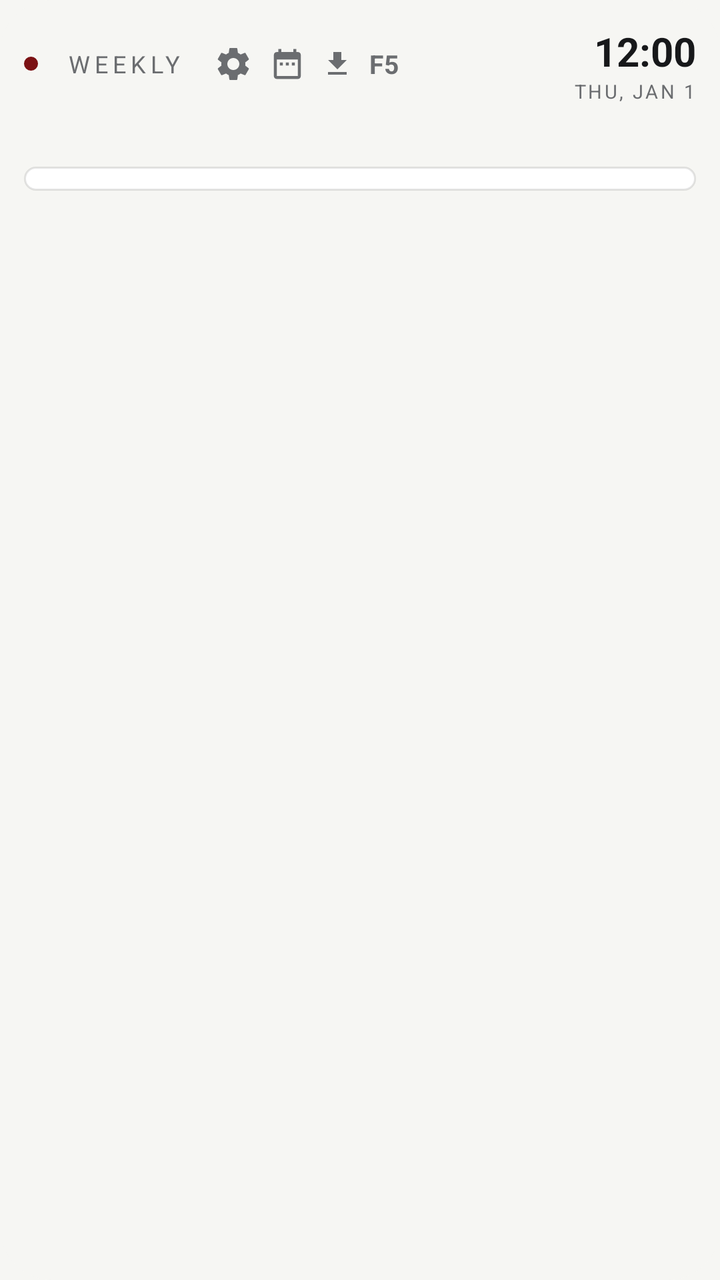
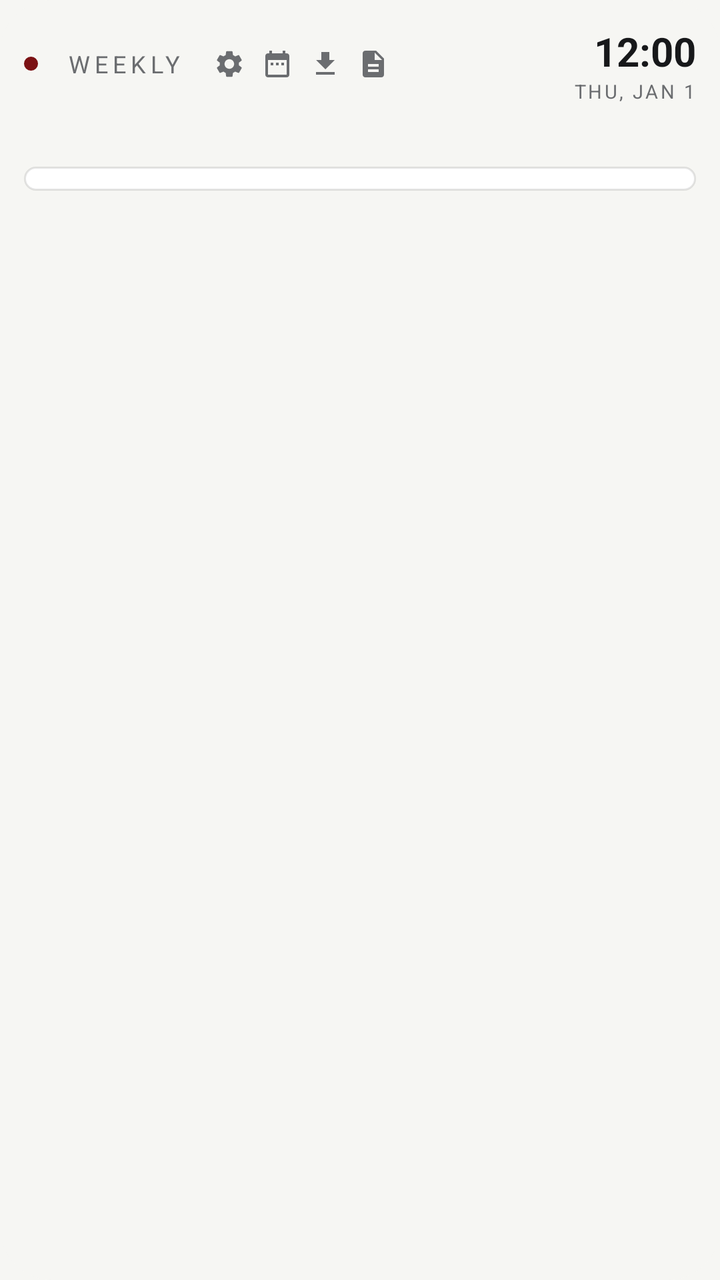

Compare the two renders of this Android layout. The source of the first and the diff that turns it into the second are given below.
<!-- AndroidManifest.xml: application theme Theme.CRSScheduler.GE -->
<!-- res/layout/week_widget_expanded_ge.xml -->
<?xml version="1.0" encoding="utf-8"?>
<FrameLayout xmlns:android="http://schemas.android.com/apk/res/android"
    android:layout_width="match_parent"
    android:layout_height="match_parent"
    android:background="@drawable/widget_bg_ge"
    android:clipToOutline="true">

    <LinearLayout
        android:layout_width="match_parent"
        android:layout_height="wrap_content"
        android:orientation="vertical"
        android:paddingStart="12dp"
        android:paddingTop="12dp"
        android:paddingEnd="12dp"
        android:paddingBottom="3dp">

                <LinearLayout
            android:layout_width="match_parent"
            android:layout_height="wrap_content"
            android:orientation="horizontal"
            android:gravity="center_vertical"
            android:layout_marginBottom="8dp">

            <ImageView
                android:layout_width="7dp"
                android:layout_height="7dp"
                android:src="@drawable/dot_accent_ge" />

            <TextView
                android:id="@+id/header_brand_label"
                android:layout_width="wrap_content"
                android:layout_height="wrap_content"
                android:layout_marginStart="7dp"
                android:paddingStart="7dp"
                android:paddingEnd="7dp"
                android:paddingTop="3dp"
                android:paddingBottom="3dp"
                android:text="WEEKLY"
                android:textColor="@color/ge_ink_dim"
                android:textSize="12sp"
                android:letterSpacing="0.2"
                android:maxLines="1"
                android:ellipsize="end" />

            <ImageView
                android:id="@+id/btn_settings"
                android:layout_width="20dp"
                android:layout_height="20dp"
                android:layout_marginStart="8dp"
                android:src="@drawable/ic_settings_ge" />

            <ImageView
                android:id="@+id/btn_view_full_schedule"
                android:layout_width="18dp"
                android:layout_height="18dp"
                android:layout_marginStart="8dp"
                android:src="@drawable/ic_calendar_ge" />

            <ImageView
                android:id="@+id/btn_save"
                android:layout_width="16dp"
                android:layout_height="16dp"
                android:layout_marginStart="8dp"
                android:src="@drawable/ic_save_ge" />

            <TextView
                android:id="@+id/btn_form5"
                android:layout_width="wrap_content"
                android:layout_height="wrap_content"
                android:layout_marginStart="8dp"
                android:text="F5"
                android:textColor="@color/ge_ink_dim"
                android:textSize="13sp"
                android:textStyle="bold"
                android:letterSpacing="0.02" />

            <TextView
                android:layout_width="0dp"
                android:layout_height="1dp"
                android:layout_weight="1" />

            <LinearLayout
                android:layout_width="wrap_content"
                android:layout_height="wrap_content"
                android:orientation="vertical"
                android:gravity="end">

                <TextClock
                    android:id="@+id/clock_time"
                    android:layout_width="wrap_content"
                    android:layout_height="wrap_content"
                    android:format12Hour="h:mm"
                    android:format24Hour="HH:mm"
                    android:textColor="@color/ge_ink"
                    android:textSize="20sp"
                    android:textStyle="bold" />

                <TextClock
                    android:id="@+id/clock_date"
                    android:layout_width="wrap_content"
                    android:layout_height="wrap_content"
                    android:format12Hour="EEE, MMM d"
                    android:format24Hour="EEE, MMM d"
                    android:textAllCaps="true"
                    android:textColor="@color/ge_ink_dim"
                    android:textSize="9.5sp"
                    android:letterSpacing="0.12" />
            </LinearLayout>
        </LinearLayout>

        <TextView
            android:id="@+id/table_headline"
            android:layout_width="match_parent"
            android:layout_height="wrap_content"
            android:textColor="@color/ge_ink"
            android:textStyle="bold"
            android:textSize="12.5sp"
            android:maxLines="1"
            android:ellipsize="end"
            android:layout_marginBottom="6dp" />

                <LinearLayout
            android:id="@+id/week_table_container"
            android:layout_width="match_parent"
            android:layout_height="wrap_content"
            android:orientation="vertical"
            android:background="@drawable/row_bg_ge"
            android:padding="6dp" />

                <TextView
            android:id="@+id/no_class_days_note"
            android:layout_width="match_parent"
            android:layout_height="wrap_content"
            android:layout_marginTop="6dp"
            android:textColor="@color/ge_ink_dim"
            android:textSize="9sp"
            android:maxLines="1"
            android:ellipsize="end"
            android:visibility="gone" />

    </LinearLayout>

</FrameLayout>
<!-- resources referenced by this layout -->
<resources>
  <color name="ge_ink">#17181A</color>
  <color name="ge_ink_dim">#6B6D70</color>
  <!-- drawable dot_accent_ge (drawable) -->
  <?xml version="1.0" encoding="utf-8"?>
  <shape xmlns:android="http://schemas.android.com/apk/res/android" android:shape="oval">
      <solid android:color="@color/ge_accent" />
  </shape>
  <!-- drawable ic_calendar_ge (drawable) -->
  <?xml version="1.0" encoding="utf-8"?>
  <vector xmlns:android="http://schemas.android.com/apk/res/android"
      android:width="24dp"
      android:height="24dp"
      android:viewportWidth="24"
      android:viewportHeight="24"
      android:tint="@color/ge_ink_dim">
      <path
          android:fillColor="#FF000000"
          android:pathData="M9,11H7v2h2V11z M13,11h-2v2h2V11z M17,11h-2v2h2V11z M19,4h-1V2h-2v2H8V2H6v2H5C3.89,4 3.01,4.9 3.01,6L3,20c0,1.1 0.89,2 2,2h14c1.1,0 2,-0.9 2,-2V6C21,4.9 20.1,4 19,4z M19,20H5V9h14V20z" />
  </vector>
  <!-- drawable ic_save_ge (drawable) -->
  <?xml version="1.0" encoding="utf-8"?>
  <vector xmlns:android="http://schemas.android.com/apk/res/android"
      android:width="24dp"
      android:height="24dp"
      android:viewportWidth="24"
      android:viewportHeight="24"
      android:tint="@color/ge_ink_dim">
      <path
          android:fillColor="#FF000000"
          android:pathData="M19,9h-4V3H9v6H5l7,7l7,-7zM5,18v2h14v-2H5z" />
  </vector>
  <!-- drawable row_bg_ge (drawable) -->
  <?xml version="1.0" encoding="utf-8"?>
  <shape xmlns:android="http://schemas.android.com/apk/res/android">
      <solid android:color="@color/ge_surface" />
      <corners android:radius="14dp" />
      <stroke android:width="1dp" android:color="@color/ge_line" />
  </shape>
  <!-- drawable widget_bg_ge (drawable) -->
  <?xml version="1.0" encoding="utf-8"?>
  <shape xmlns:android="http://schemas.android.com/apk/res/android">
      <solid android:color="@color/ge_bg" />
      <corners android:radius="26dp" />
  </shape>
  <style name="Theme.CRSScheduler.GE" parent="Theme.AppCompat.DayNight.NoActionBar">
          <item name="android:windowBackground">@color/ge_bg</item>
          <item name="colorPrimary">@color/ge_accent</item>
          <item name="colorPrimaryDark">@color/ge_bg</item>
          <item name="colorAccent">@color/ge_accent</item>
      </style>
  <color name="ge_accent">#7B1113</color>
  <color name="ge_surface">#FFFFFF</color>
  <color name="ge_line">#1A000000</color>
  <color name="ge_bg">#F6F6F3</color>
  <!-- unchanged entries left out for length: 1 -->
</resources>

<!-- the commit's change to res/layout/week_widget_expanded_ge.xml (unified diff, before → after) -->
@@ -44,17 +44,26 @@
 
             <ImageView
                 android:id="@+id/btn_settings"
-                android:layout_width="20dp"
-                android:layout_height="20dp"
+                android:layout_width="16dp"
+                android:layout_height="16dp"
                 android:layout_marginStart="8dp"
                 android:src="@drawable/ic_settings_ge" />
 
-            <ImageView
+            <LinearLayout
                 android:id="@+id/btn_view_full_schedule"
-                android:layout_width="18dp"
-                android:layout_height="18dp"
+                android:layout_width="wrap_content"
+                android:layout_height="wrap_content"
                 android:layout_marginStart="8dp"
-                android:src="@drawable/ic_calendar_ge" />
+                android:gravity="center"
+                android:paddingTop="4dp"
+                android:paddingBottom="4dp">
+
+                <ImageView
+                    android:id="@+id/view_full_schedule_icon"
+                    android:layout_width="16dp"
+                    android:layout_height="16dp"
+                    android:src="@drawable/ic_calendar_ge" />
+                </LinearLayout>
 
             <ImageView
                 android:id="@+id/btn_save"
@@ -63,16 +72,12 @@
                 android:layout_marginStart="8dp"
                 android:src="@drawable/ic_save_ge" />
 
-            <TextView
+            <ImageView
                 android:id="@+id/btn_form5"
-                android:layout_width="wrap_content"
-                android:layout_height="wrap_content"
+                android:layout_width="16dp"
+                android:layout_height="16dp"
                 android:layout_marginStart="8dp"
-                android:text="F5"
-                android:textColor="@color/ge_ink_dim"
-                android:textSize="13sp"
-                android:textStyle="bold"
-                android:letterSpacing="0.02" />
+                android:src="@drawable/ic_form5_ge" />
 
             <TextView
                 android:layout_width="0dp"
<!-- resource entries referenced after the edit -->
@@ -18,6 +18,18 @@
       <path
           android:fillColor="#FF000000"
           android:pathData="M9,11H7v2h2V11z M13,11h-2v2h2V11z M17,11h-2v2h2V11z M19,4h-1V2h-2v2H8V2H6v2H5C3.89,4 3.01,4.9 3.01,6L3,20c0,1.1 0.89,2 2,2h14c1.1,0 2,-0.9 2,-2V6C21,4.9 20.1,4 19,4z M19,20H5V9h14V20z" />
+  </vector>
+  <!-- drawable ic_form5_ge (drawable) -->
+  <?xml version="1.0" encoding="utf-8"?>
+  <vector xmlns:android="http://schemas.android.com/apk/res/android"
+      android:width="24dp"
+      android:height="24dp"
+      android:viewportWidth="24"
+      android:viewportHeight="24"
+      android:tint="@color/ge_ink_dim">
+      <path
+          android:fillColor="#FF000000"
+          android:pathData="M14,2H6C4.9,2 4,2.9 4,4v16c0,1.1 0.89,2 1.99,2H18c1.1,0 2,-0.9 2,-2V8L14,2zM16,18H8v-2h8V18zM16,14H8v-2h8V14zM13,9V3.5L18.5,9H13z" />
   </vector>
   <!-- drawable ic_save_ge (drawable) -->
   <?xml version="1.0" encoding="utf-8"?>
